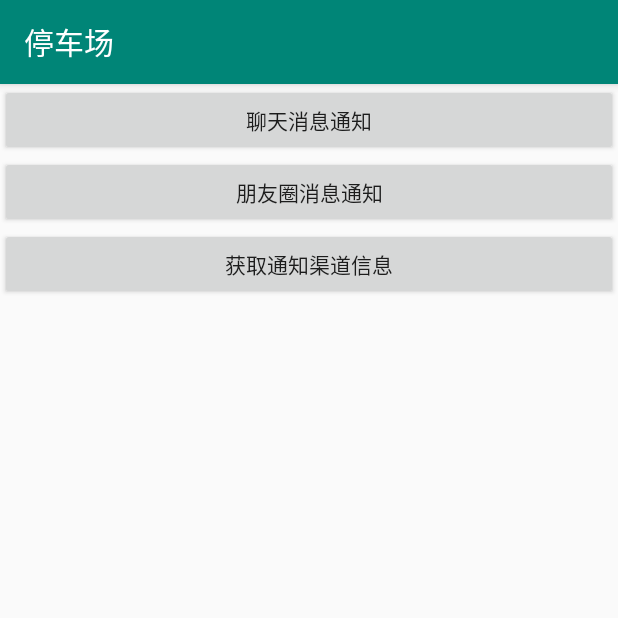
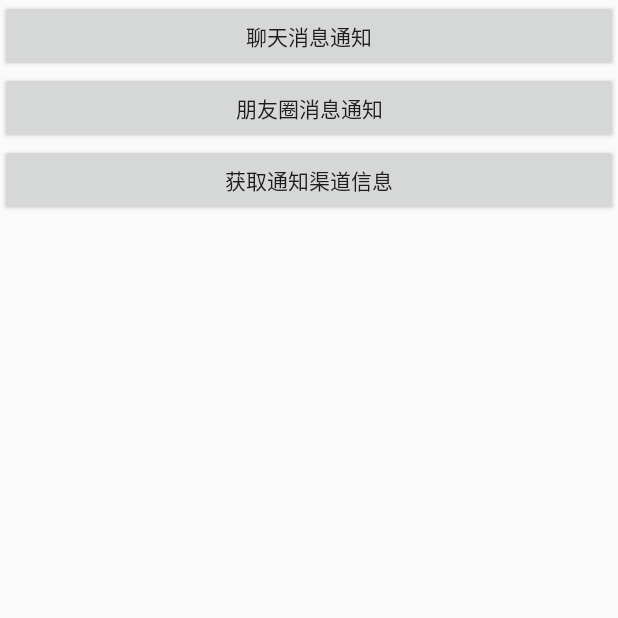
Before and after one commit to aijie1712/MyTest, an Android app: the NotificationTestActivity screen opened directly, with no data from a screen before it, on a phone screen of 412 x 824 dp, the top half of it. Run offline under Robolectric (Android 15) with nearby library versions, the phone set to English and light mode, and no system bars.

Commit message:
去掉actionBar

```diff
--- a/app/build.gradle
+++ b/app/build.gradle
@@ -11,7 +11,7 @@ android {
         testInstrumentationRunner "android.support.test.runner.AndroidJUnitRunner"
         ndk {
             //设置支持的SO库架构（开发者可以根据需要，选择一个或多个平台的so）
-            abiFilters "armeabi" , "armeabi-v7a", "arm64-v8a", "x86","x86_64"
+            abiFilters "armeabi" // , "armeabi-v7a", "arm64-v8a", "x86","x86_64"
         }
     }
 
@@ -57,6 +57,6 @@ dependencies {
     api 'com.squareup.okhttp3:okhttp:3.12.1'
 
     api 'com.amap.api:location:4.5.1'
-    api 'com.amap.api:search:6.5.0.1'
+//    api 'com.amap.api:search:6.5.0.1'
     api 'com.amap.api:3dmap:6.8.0'
 }
--- a/app/src/main/res/values/styles.xml
+++ b/app/src/main/res/values/styles.xml
@@ -1,7 +1,7 @@
 <resources>
 
     <!-- Base application theme. -->
-    <style name="AppTheme" parent="Theme.AppCompat.Light.DarkActionBar">
+    <style name="AppTheme" parent="Theme.AppCompat.Light.NoActionBar">
         <!-- Customize your theme here. -->
         <item name="colorPrimary">@color/colorPrimary</item>
         <item name="colorPrimaryDark">@color/colorPrimaryDark</item>
```
